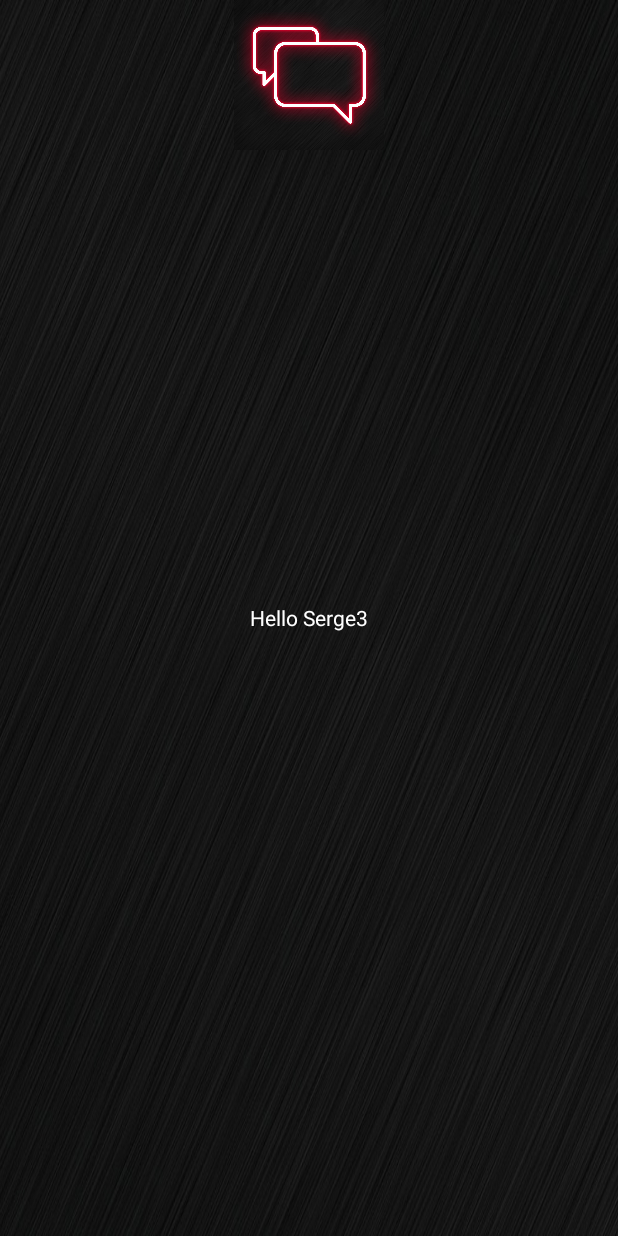
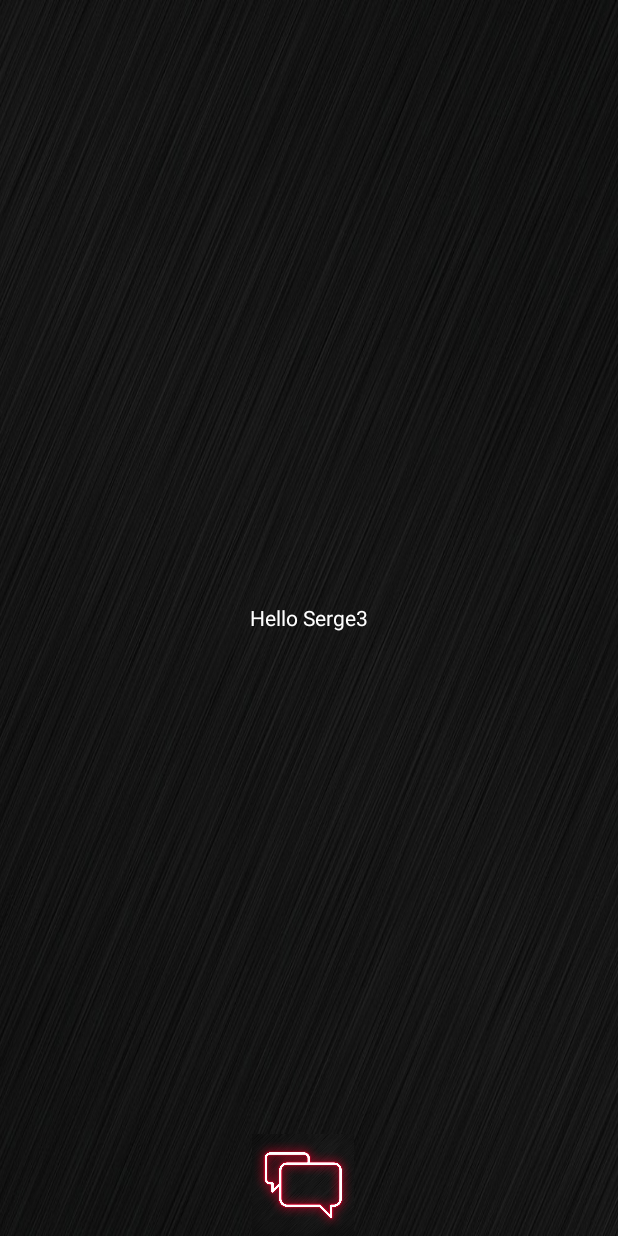
Before and after one commit to Mioler1/My-Future, an Android app: the screen it shows after launch (MainActivity), on a phone screen of 412 x 824 dp. Run offline under Robolectric (Android 15) with nearby library versions, the phone set to English and light mode, and no system bars.

Commit message:
ver 1.0.0

```diff
--- a/app/src/main/res/layout/activity_main.xml
+++ b/app/src/main/res/layout/activity_main.xml
@@ -15,9 +15,12 @@
         android:textColor="@color/white" />
 
     <ImageView
-        android:layout_width="100dp"
-        android:layout_height="100dp"
-        android:layout_centerHorizontal="true"
+        android:layout_width="76dp"
+        android:layout_height="68dp"
+        android:layout_alignParentEnd="true"
+        android:layout_alignParentBottom="true"
+        android:layout_marginEnd="172dp"
+        android:layout_marginBottom="0dp"
         android:src="@drawable/chat" />
 
 </RelativeLayout>
```
